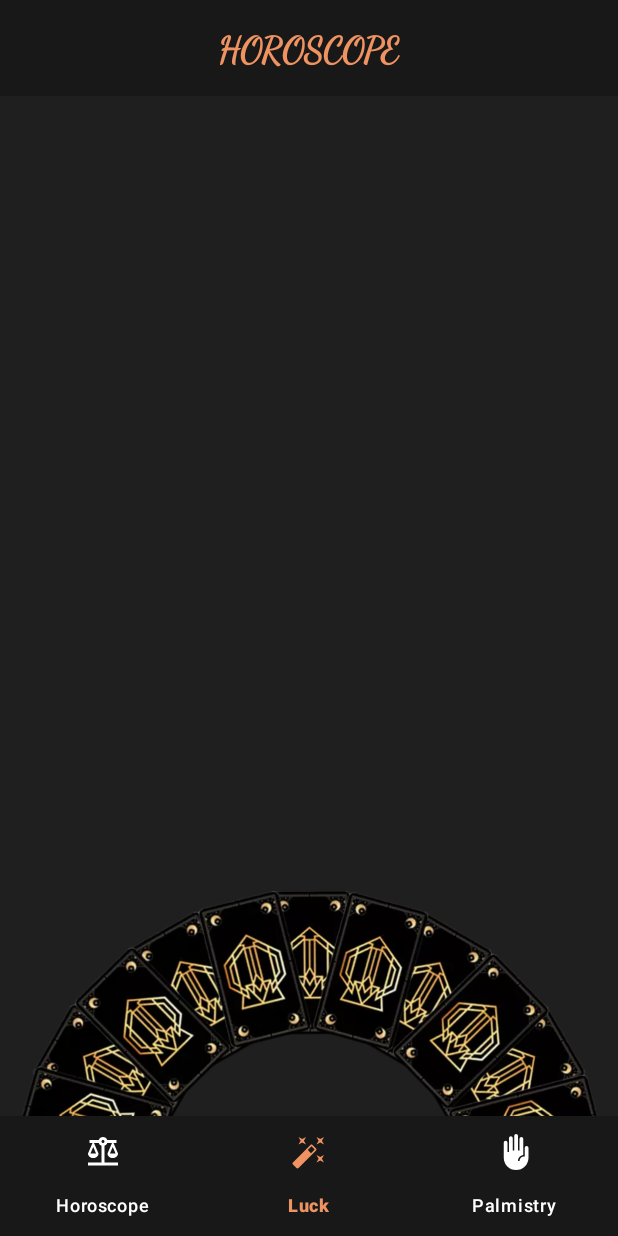
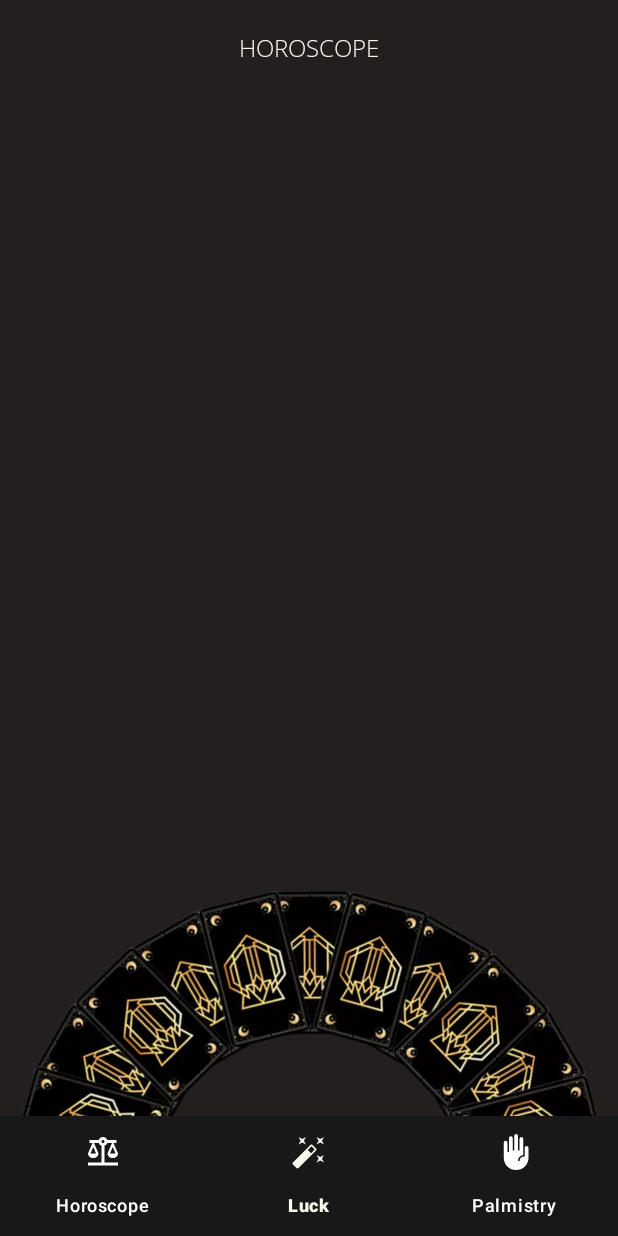
Before and after one commit to LuisEnriqueJuanF/DailyHoroscopeTarotCards-Kotlin, an Android app: the LuckFragment screen opened through its navigation route, on a phone screen of 412 x 824 dp. Run offline under Robolectric (Android 15) with nearby library versions, the phone set to English and light mode, and no system bars; our stand-ins replace Dagger/Hilt's generated code, navigation-ui; network calls fail.

Commit message:
improved ui

```diff
--- a/app/src/main/java/com/luisenrique/horoscopeapp/ui/horoscope/HoroscopeFragment.kt
+++ b/app/src/main/java/com/luisenrique/horoscopeapp/ui/horoscope/HoroscopeFragment.kt
@@ -65,7 +65,7 @@ class HoroscopeFragment : Fragment() {
         })
 
         binding.rvHoroscope.apply {
-            layoutManager = GridLayoutManager(context, 2)
+            layoutManager = GridLayoutManager(context, 3)
             adapter = horoscopeAdapter
         }
     }
--- a/app/src/main/res/layout/activity_horoscope_detail.xml
+++ b/app/src/main/res/layout/activity_horoscope_detail.xml
@@ -30,7 +30,7 @@
         android:id="@+id/tvTitle"
         android:layout_width="wrap_content"
         android:layout_height="wrap_content"
-        android:theme="@style/Title"
+        android:theme="@style/HoroscopeName"
         app:layout_constraintEnd_toEndOf="parent"
         app:layout_constraintStart_toStartOf="parent"
         app:layout_constraintTop_toBottomOf="@id/ivDetail"
--- a/app/src/main/res/layout/activity_main.xml
+++ b/app/src/main/res/layout/activity_main.xml
@@ -10,7 +10,7 @@
         android:id="@+id/toolbar"
         android:layout_width="0dp"
         android:layout_height="?attr/actionBarSize"
-        android:background="@color/primaryDark"
+        android:background="@color/primary"
         app:layout_constraintEnd_toEndOf="parent"
         app:layout_constraintStart_toStartOf="parent"
         app:layout_constraintTop_toTopOf="parent">
@@ -21,7 +21,7 @@
             android:layout_gravity="center"
             android:text="@string/toolbarappname"
             android:textAllCaps="true"
-            android:theme="@style/Title" />
+            android:theme="@style/HoroscopeName" />
     </FrameLayout>
 
     <androidx.fragment.app.FragmentContainerView
--- a/app/src/main/res/layout/fragment_horoscope.xml
+++ b/app/src/main/res/layout/fragment_horoscope.xml
@@ -8,7 +8,8 @@
 
     <androidx.recyclerview.widget.RecyclerView
         android:id="@+id/rvHoroscope"
-        android:layout_width="match_parent"
+        android:layout_gravity="center_horizontal"
+        android:layout_width="wrap_content"
         android:layout_height="match_parent" />
 
 </FrameLayout>
--- a/app/src/main/res/values/colors.xml
+++ b/app/src/main/res/values/colors.xml
@@ -3,9 +3,9 @@
     <color name="black">#FF000000</color>
     <color name="white">#FFFFFFFF</color>
 
-    <color name="primary">#1F1F1F</color>
+    <color name="primary">#231F1E</color>
     <color name="primaryDark">#181818</color>
-    <color name="secondary">#EE9361</color>
+    <color name="secondary">#FAF7EE</color>
     <color name="accent">#FFFFFF</color>
     <color name="gold">#FFE78F</color>
     <color name="black_alpha">#98000000</color>
--- a/app/src/main/res/values/strings.xml
+++ b/app/src/main/res/values/strings.xml
@@ -28,37 +28,37 @@
     <!-- Luck-->
     <string name="share">Share</string>
 
-    <string name="luck_0">"A new opportunity will bring unexpected success your way."</string>
-    <string name="luck_1">"You'll meet someone who will change your life for the better."</string>
-    <string name="luck_2">"An exciting journey awaits you in the near future."</string>
-    <string name="luck_3">"A creative project will lead to recognition and fulfillment."</string>
-    <string name="luck_4">"You'll overcome a significant challenge and emerge stronger."</string>
-    <string name="luck_5">"Financial abundance is on the horizon; stay patient."</string>
-    <string name="luck_6">"A long-lost friend will reconnect with you soon."</string>
-    <string name="luck_7">"A big decision will lead to personal growth and happiness."</string>
-    <string name="luck_8">"A dream you've had for years will finally come true."</string>
-    <string name="luck_9">"Trust your intuition; it will guide you toward success."</string>
-    <string name="luck_10">"A hidden talent will emerge, bringing new opportunities."</string>
-    <string name="luck_11">"A change in your routine will lead to unexpected adventures."</string>
-    <string name="luck_12">"Someone from your past will play a significant role in your future."</string>
-    <string name="luck_13">"A serendipitous encounter will lead to a deep and lasting connection."</string>
-    <string name="luck_14">"You'll receive a surprising gift that brings joy to your life."</string>
-    <string name="luck_15">"An unexpected journey will lead to personal transformation."</string>
-    <string name="luck_16">"Your hard work will pay off with a well-deserved reward."</string>
-    <string name="luck_17">"A new chapter in your life will begin, filled with possibilities."</string>
-    <string name="luck_18">"Trust in the timing of events; everything happens for a reason."</string>
-    <string name="luck_19">"Embrace the change coming your way; it will lead to great things."</string>
-    <string name="luck_20">"A stroke of luck will lead you toward a path of prosperity."</string>
-    <string name="luck_21">"A unexpected opportunity will knock on your door; be ready to seize it."</string>
-    <string name="luck_22">"A period of personal growth and self-discovery is on the horizon."</string>
-    <string name="luck_23">"You'll find inspiration in the most unlikely of places."</string>
-    <string name="luck_24">"A new friendship will bring laughter and joy into your life."</string>
-    <string name="luck_25">"Your determination will lead to a major achievement."</string>
-    <string name="luck_26">"An important decision will lead to a brighter future."</string>
-    <string name="luck_27">"A long-held wish will finally manifest itself."</string>
-    <string name="luck_28">"You'll discover a new passion that ignites your soul."</string>
-    <string name="luck_29">"A challenge you face now will become a stepping stone to success."</string>
-    <string name="luck_30">"Unexpected travel plans will broaden your horizons."</string>
-    <string name="luck_31">"A surprising twist of fate will bring unexpected blessings."</string>
+    <string name="luck_0">"\"A new opportunity will bring unexpected success your way.\""</string>
+    <string name="luck_1">"\"You'll meet someone who will change your life for the better.\""</string>
+    <string name="luck_2">"\"An exciting journey awaits you in the near future.\""</string>
+    <string name="luck_3">"\"A creative project will lead to recognition and fulfillment.\""</string>
+    <string name="luck_4">"\"You'll overcome a significant challenge and emerge stronger.\""</string>
+    <string name="luck_5">"\"Financial abundance is on the horizon; stay patient.\""</string>
+    <string name="luck_6">"\"A long-lost friend will reconnect with you soon.\""</string>
+    <string name="luck_7">"\"A big decision will lead to personal growth and happiness.\""</string>
+    <string name="luck_8">"\"A dream you've had for years will finally come true.\""</string>
+    <string name="luck_9">"\"Trust your intuition; it will guide you toward success.\""</string>
+    <string name="luck_10">"\"A hidden talent will emerge, bringing new opportunities.\""</string>
+    <string name="luck_11">"\"A change in your routine will lead to unexpected adventures.\""</string>
+    <string name="luck_12">"\"Someone from your past will play a significant role in your future.\""</string>
+    <string name="luck_13">"\"A serendipitous encounter will lead to a deep and lasting connection.\""</string>
+    <string name="luck_14">"\"You'll receive a surprising gift that brings joy to your life.\""</string>
+    <string name="luck_15">"\"An unexpected journey will lead to personal transformation.\""</string>
+    <string name="luck_16">"\"Your hard work will pay off with a well-deserved reward.\""</string>
+    <string name="luck_17">"\"A new chapter in your life will begin, filled with possibilities.\""</string>
+    <string name="luck_18">"\"Trust in the timing of events; everything happens for a reason.\""</string>
+    <string name="luck_19">"\"Embrace the change coming your way; it will lead to great things.\""</string>
+    <string name="luck_20">"\"A stroke of luck will lead you toward a path of prosperity.\""</string>
+    <string name="luck_21">"\"A unexpected opportunity will knock on your door; be ready to seize it.\""</string>
+    <string name="luck_22">"\"A period of personal growth and self-discovery is on the horizon.\""</string>
+    <string name="luck_23">"\"You'll find inspiration in the most unlikely of places.\""</string>
+    <string name="luck_24">"\"A new friendship will bring laughter and joy into your life.\""</string>
+    <string name="luck_25">"\"Your determination will lead to a major achievement.\""</string>
+    <string name="luck_26">"\"An important decision will lead to a brighter future.\""</string>
+    <string name="luck_27">"\"A long-held wish will finally manifest itself.\""</string>
+    <string name="luck_28">"\"You'll discover a new passion that ignites your soul.\""</string>
+    <string name="luck_29">"\"A challenge you face now will become a stepping stone to success.\""</string>
+    <string name="luck_30">"\"Unexpected travel plans will broaden your horizons.\""</string>
+    <string name="luck_31">"\"A surprising twist of fate will bring unexpected blessings.\""</string>
 
 </resources>
--- a/app/src/main/res/values/themes.xml
+++ b/app/src/main/res/values/themes.xml
@@ -1,22 +1,24 @@
 <resources xmlns:tools="http://schemas.android.com/tools">
     <!-- Base application theme. -->
     <style name="Base.Theme.HoroscopeApp" parent="Theme.Material3.DayNight.NoActionBar">
-        <item name="android:statusBarColor">@color/secondary</item>
+        <item name="android:statusBarColor">@color/primary</item>
     </style>
 
     <style name="Theme.HoroscopeApp" parent="Base.Theme.HoroscopeApp" />
 
-    <style name="Title">
-        <item name="android:textStyle">bold</item>
-        <item name="android:textAllCaps">true</item>
-        <item name="android:textSize">24sp</item>
+    <!-- Item_Horoscope -->
+
+    <style name="HoroscopeName">
+        <item name="android:textSize">16sp</item>
         <item name="android:textColor">@color/secondary</item>
-        <item name="android:fontFamily">@font/dancing</item>
+        <item name="android:fontFamily">@font/opensans_light</item>
     </style>
 
-    <style name="Body" parent="Title">
-        <item name="android:textStyle">normal</item>
-        <item name="android:textAllCaps">false</item>
+    <!-- Fragment_Luck -->
+
+    <style name="Body" parent="HoroscopeName">
+        <item name="android:textStyle">italic</item>
         <item name="android:textSize">20sp</item>
     </style>
+
 </resources>
```
Also changed, not shown: app/src/main/res/layout/item_horoscope.xml (+33 -15 lines), app/src/main/res/font/opensans_light.ttf (added).
